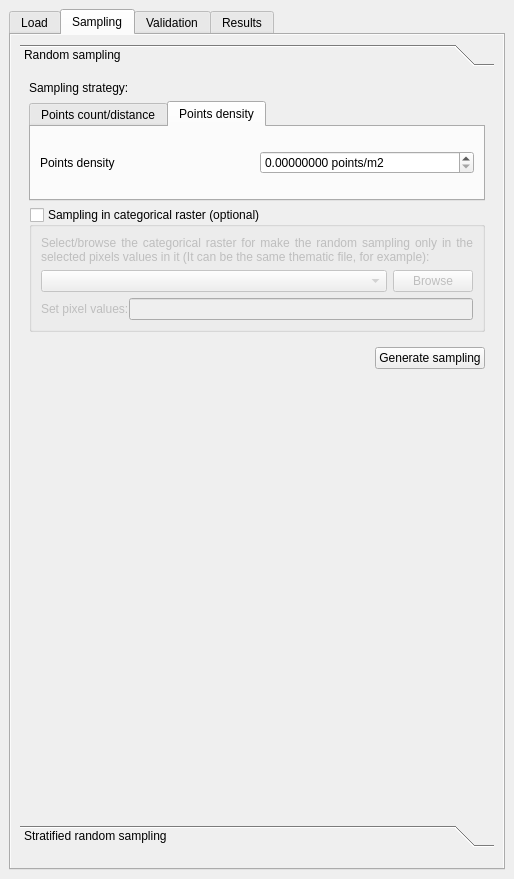
This is ui/acatama_dockwidget_base.ui in SMByC/AcATaMa as Qt 5 draws it before an edit. The edited form follows.
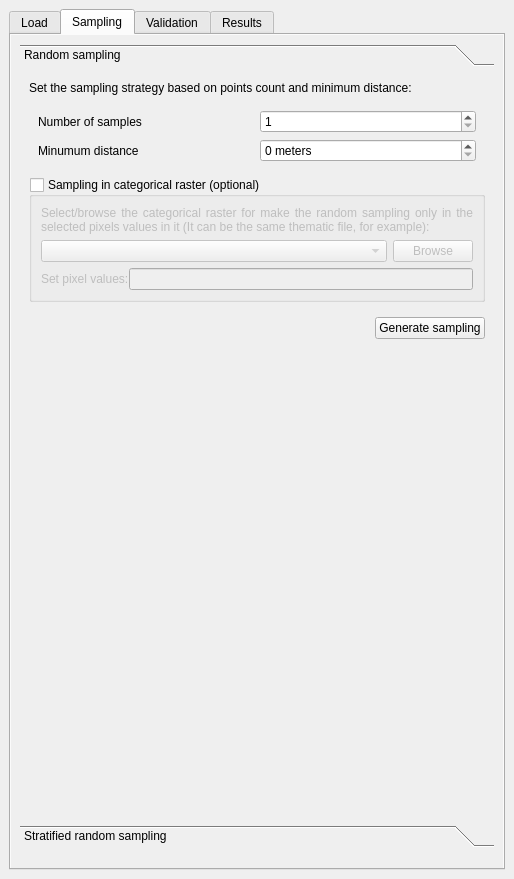
This is the edited form. The open tabs and pages were chosen to show the change.

Commit message: Delete density sampling strategy

```diff
--- a/ui/acatama_dockwidget_base.ui
+++ b/ui/acatama_dockwidget_base.ui
@@ -431,26 +431,16 @@
                    <item>
                     <widget class="QLabel" name="label_5">
                      <property name="text">
-                      <string>Sampling strategy:</string>
+                      <string>Set the sampling strategy based on points count and minimum distance:</string>
+                     </property>
+                     <property name="wordWrap">
+                      <bool>true</bool>
                      </property>
                     </widget>
                    </item>
                    <item>
-                    <widget class="QTabWidget" name="tab_SamplingStrategy">
-                     <property name="sizePolicy">
-                      <sizepolicy hsizetype="Preferred" vsizetype="Preferred">
-                       <horstretch>0</horstretch>
-                       <verstretch>0</verstretch>
-                      </sizepolicy>
-                     </property>
-                     <property name="currentIndex">
-                      <number>0</number>
-                     </property>
-                     <widget class="QWidget" name="points_count">
-                      <attribute name="title">
-                       <string>Points count/distance</string>
-                      </attribute>
-                      <layout class="QGridLayout" name="gridLayout_3">
+                    <widget class="QWidget" name="widget" native="true">
+                     <layout class="QGridLayout" name="gridLayout_2">
                        <item row="0" column="0">
                         <widget class="QLabel" name="label_15">
                          <property name="text">
@@ -486,40 +476,6 @@
                         </widget>
                        </item>
                       </layout>
-                     </widget>
-                     <widget class="QWidget" name="points_density">
-                      <attribute name="title">
-                       <string>Points density</string>
-                      </attribute>
-                      <layout class="QGridLayout" name="gridLayout_4">
-                       <item row="0" column="0">
-                        <widget class="QLabel" name="label_16">
-                         <property name="text">
-                          <string>Points density</string>
-                         </property>
-                        </widget>
-                       </item>
-                       <item row="0" column="1">
-                        <widget class="QDoubleSpinBox" name="pointsDensity_RS">
-                         <property name="suffix">
-                          <string> points/m2</string>
-                         </property>
-                         <property name="decimals">
-                          <number>8</number>
-                         </property>
-                         <property name="maximum">
-                          <double>1.000000000000000</double>
-                         </property>
-                         <property name="singleStep">
-                          <double>0.000001000000000</double>
-                         </property>
-                         <property name="value">
-                          <double>0.000000000000000</double>
-                         </property>
-                        </widget>
-                       </item>
-                      </layout>
-                     </widget>
                     </widget>
                    </item>
                    <item>
```
Left out of the diff: 2 changed lines with no effect on the pictures. Lines whose indentation alone changed are shown as unchanged.
